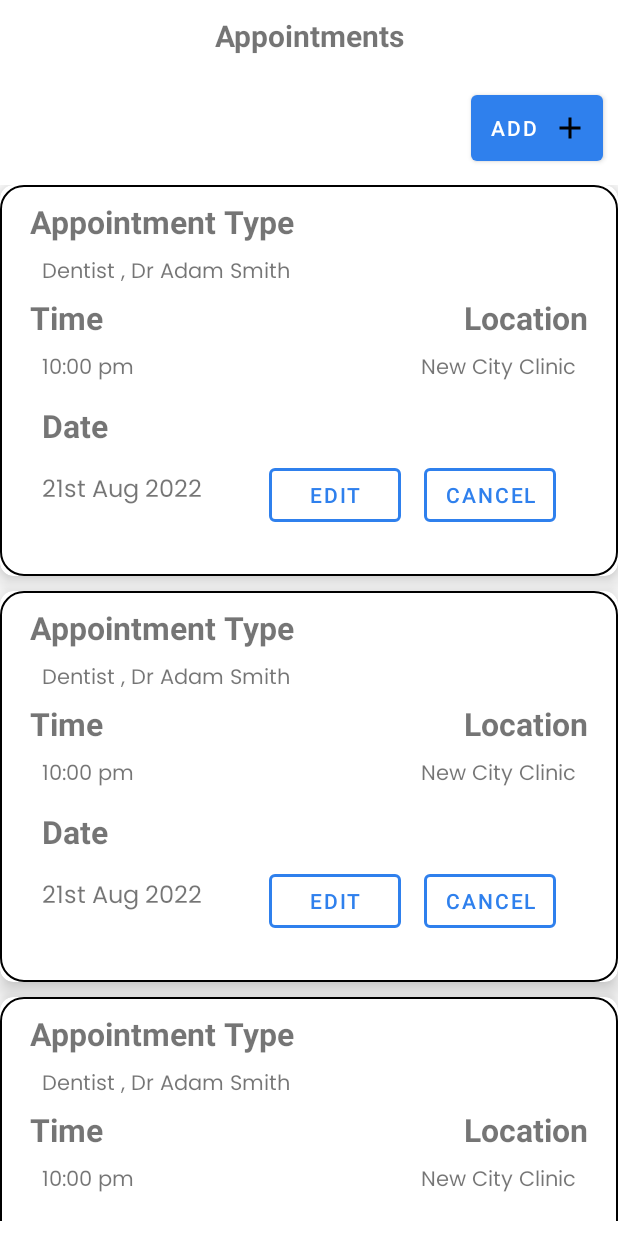
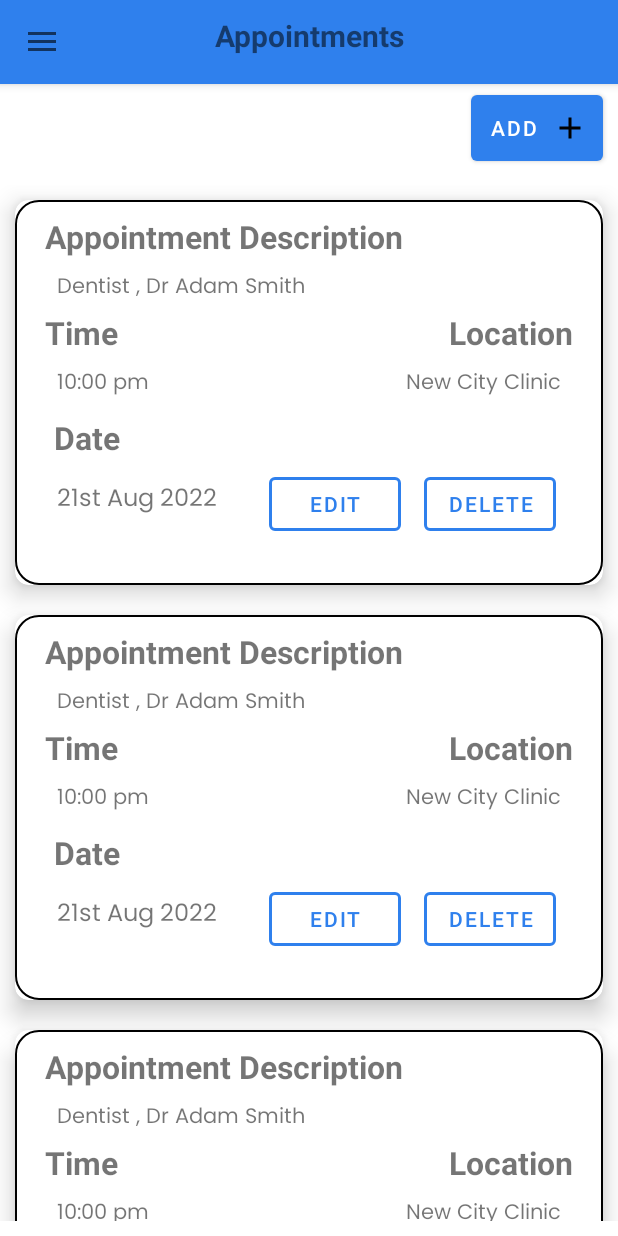
Before and after one commit to Davidson015/HealthAlertApp, an Android app: the AppointmentActivity screen opened directly, with no data from a screen before it, on a phone screen of 412 x 824 dp. Run offline under Robolectric (Android 15) with nearby library versions, the phone set to English and light mode, and no system bars.

Commit message:
Feat(appointment Activity):updated AppointmentActivity designs , added add button functionality

```diff
--- a/app/src/main/java/com/eproject/healthalert/AppointmentActivity.java
+++ b/app/src/main/java/com/eproject/healthalert/AppointmentActivity.java
@@ -1,34 +1,62 @@
 package com.eproject.healthalert;
 
+import androidx.appcompat.app.ActionBarDrawerToggle;
 import androidx.appcompat.app.AppCompatActivity;
+import androidx.appcompat.widget.Toolbar;
 import androidx.cardview.widget.CardView;
+import androidx.drawerlayout.widget.DrawerLayout;
 import androidx.recyclerview.widget.LinearLayoutManager;
 import androidx.recyclerview.widget.RecyclerView;
 
+import android.annotation.SuppressLint;
 import android.content.Intent;
 import android.os.Bundle;
+import android.view.Gravity;
+import android.view.MenuItem;
 import android.widget.Button;
+import android.widget.Toast;
 
 import com.eproject.healthalert.adapter.AppointmentAdapter;
 import com.eproject.healthalert.model.Appointment;
-import com.google.android.material.card.MaterialCardView;
+import com.google.android.material.navigation.NavigationView;
 
 import java.util.ArrayList;
 
 public class AppointmentActivity extends AppCompatActivity {
 
     CardView card;
-    Button addbtn;
     Intent intent;
+    DrawerLayout drawer;
+    ActionBarDrawerToggle actionBarDrawerToggle;
+    Toolbar toolbar;
+    NavigationView navigationView;
+    private long pressedTime;
 
     private RecyclerView appointment_recyclerView;
-
     private ArrayList<Appointment> appointmentArrayList;
 
     @Override
     protected void onCreate(Bundle savedInstanceState) {
         super.onCreate(savedInstanceState);
         setContentView(R.layout.activity_appointment);
+        Button addbtn = findViewById(R.id.add_appointment_btn);
+
+        // Navigation Drawer
+        // Initializing Toolbar and setting it as the actionbar
+        toolbar = findViewById(R.id.toolbar);
+        setSupportActionBar(toolbar);
+        toolbar.setBackgroundColor(getResources().getColor(R.color.blue));
+        getSupportActionBar().setTitle("");
+
+        // Initializing drawer layout and actionbarToggle
+        drawer = findViewById(R.id.drawer_layout);
+        actionBarDrawerToggle = new ActionBarDrawerToggle(this, drawer, toolbar, R.string.nav_open, R.string.nav_close);
+        drawer.addDrawerListener(actionBarDrawerToggle);
+        actionBarDrawerToggle.syncState();
+
+        // Initializing NavigationView
+        navigationView = findViewById(R.id.nav_view);
+        setupDrawerContent(navigationView);
 
 //        Setting Recycler View for Appointment cards
         appointment_recyclerView = findViewById(R.id.recyclerview);
@@ -50,6 +78,73 @@ public class AppointmentActivity extends AppCompatActivity {
         appointment_recyclerView.setAdapter(appointmentAdapter);
 
         // make card checkable
+        addbtn.setOnClickListener(v -> {
+            Intent intent = new Intent(AppointmentActivity.this, AddAppointmentActivity.class);
+            startActivity(intent);
+        });
 
     }
+
+    // Creating the setUpDrawerContent method
+    private void setupDrawerContent(NavigationView navigationView) {
+        navigationView.setNavigationItemSelectedListener(
+                menuItem -> {
+                    selectDrawerItem(menuItem);
+                    return true;
+                });
+    }
+
+    // Creating the selectDrawerItem method to handle navigation item clicks
+    @SuppressLint("NonConstantResourceId")
+    public void selectDrawerItem(MenuItem menuItem) {
+        Intent intent;
+        switch (menuItem.getItemId()) {
+
+            case R.id.appointments:
+                drawer.closeDrawers();
+                break;
+//            case R.id.settings:
+//                intent = new Intent(ScheduleActivity.this, SettingsActivity.class);
+//                startActivity(intent);
+//                finish();
+//                break;
+//            case R.id.health_vitals:
+//                intent = new Intent(ScheduleActivity.this, AboutActivity.class);
+//                startActivity(intent);
+//                finish();
+//                break;
+//            case R.id.medicine:
+//                intent = new Intent(ScheduleActivity.this, AboutActivity.class);
+//                startActivity(intent);
+//                finish();
+//                break;
+//            case R.id.exit_app:
+//                // Confirming if the user wants to exit the app
+//                confirmExit();
+//                break;
+            default:
+                break;
+        }
+
+        menuItem.setChecked(true);
+        setTitle(menuItem.getTitle());
+        drawer.closeDrawers();
+    }
+
+    // Creating the onBackPressed method to handle the back button press
+    @SuppressLint("RtlHardcoded")
+    @Override
+    public void onBackPressed() {
+        if (drawer.isDrawerOpen(Gravity.LEFT)) {
+            drawer.closeDrawer(Gravity.LEFT);
+        } else {
+            if (pressedTime + 2000 > System.currentTimeMillis()) {
+                super.onBackPressed();
+                finishAffinity();
+            } else {
+                Toast.makeText(getBaseContext(), "Press back again to exit", Toast.LENGTH_SHORT).show();
+            }
+            pressedTime = System.currentTimeMillis();
+        }
+    }
 }
--- a/app/src/main/res/layout/activity_appointment.xml
+++ b/app/src/main/res/layout/activity_appointment.xml
@@ -1,19 +1,43 @@
 <?xml version="1.0" encoding="utf-8"?>
-<LinearLayout xmlns:android="http://schemas.android.com/apk/res/android"
+<androidx.drawerlayout.widget.DrawerLayout xmlns:android="http://schemas.android.com/apk/res/android"
+    xmlns:app="http://schemas.android.com/apk/res-auto"
     xmlns:tools="http://schemas.android.com/tools"
+    android:id="@+id/drawer_layout"
     android:layout_width="match_parent"
     android:layout_height="match_parent"
+    android:fitsSystemWindows="true"
+    android:orientation="vertical"
+    tools:context=".MainActivity"
+    tools:openDrawer="start">
+
+    <RelativeLayout
+        android:id="@+id/toolbar_layout"
+        android:layout_width="wrap_content"
+        android:layout_height="wrap_content">
+
+        <include
+            android:id="@+id/bar"
+            layout="@layout/toolbar"
+            android:layout_width="match_parent"
+            android:layout_height="wrap_content" />
+    </RelativeLayout>
+
+    <LinearLayout
+        android:layout_width="match_parent"
+        android:layout_height="match_parent"
+        android:layout_below="@+id/toolbar_layout"
+        android:layout_marginTop="10sp"
         android:orientation="vertical"
         tools:context=".AppointmentActivity">
 
         <TextView
             android:layout_width="match_parent"
             android:layout_height="wrap_content"
-        android:textSize="20sp"
             android:padding="10dp"
             android:text="@string/appointments"
-        android:textStyle="bold"
-        android:textAlignment="center"/>
+            android:textAlignment="center"
+            android:textSize="20sp"
+            android:textStyle="bold" />
 
         <Button
             android:id="@+id/add_appointment_btn"
@@ -34,3 +58,14 @@
             tools:listitem="@layout/appoinment_list_card_view" />
 
     </LinearLayout>
+
+    <com.google.android.material.navigation.NavigationView
+        android:id="@+id/nav_view"
+        android:layout_width="wrap_content"
+        android:layout_height="match_parent"
+        android:layout_gravity="start"
+        android:fitsSystemWindows="true"
+        app:headerLayout="@layout/nav_header"
+        app:menu="@menu/nav_drawer" />
+
+</androidx.drawerlayout.widget.DrawerLayout>
--- a/app/src/main/res/layout/activity_home.xml
+++ b/app/src/main/res/layout/activity_home.xml
@@ -8,8 +8,7 @@
     android:fitsSystemWindows="true"
     android:orientation="vertical"
     tools:openDrawer="start"
-    tools:context=".MainActivity"
-    android:background="@drawable/ic_login_bk">
+    tools:context=".MainActivity">
 
     <include
         layout="@layout/home_content"
--- a/app/src/main/res/layout/appoinment_list_card_view.xml
+++ b/app/src/main/res/layout/appoinment_list_card_view.xml
@@ -9,6 +9,7 @@
     android:checkable="true"
     app:cardCornerRadius="9dp"
     app:cardElevation="10dp"
+    android:layout_margin="10sp"
     android:layout_marginBottom="10dp"
     app:cardForegroundColor="?selectableItemBackground">
 
@@ -24,13 +25,12 @@
             android:layout_width="wrap_content"
             android:layout_height="wrap_content"
             android:text="@string/appointment_type"
-            android:textStyle="bold"
             android:textSize="21sp"
-            />
+            android:textStyle="bold" />
 
         <TextView
             android:id="@+id/appointment_type_val"
-            android:layout_width="wrap_content"
+            android:layout_width="match_parent"
             android:layout_height="wrap_content"
             android:layout_below="@id/appointment_type_txt"
             android:layout_marginBottom="10dp"
@@ -64,11 +64,10 @@
             android:layout_width="wrap_content"
             android:layout_height="wrap_content"
             android:layout_below="@id/time_txt"
+            android:layout_marginBottom="10dp"
             android:fontFamily="@font/poppins"
             android:padding="8dp"
-            android:layout_marginBottom="10dp"
-            android:text="10:00 pm"
-            />
+            android:text="10:00 pm" />
 
         <TextView
             android:id="@+id/loc_val"
@@ -87,8 +86,9 @@
             android:layout_height="wrap_content"
             android:layout_below="@id/time_txt"
             android:layout_marginTop="35dp"
+            android:layout_alignParentStart="true"
             android:textSize="21sp"
-            android:padding="8dp"
+            android:padding="6dp"
             android:textStyle="bold"
             android:text="@string/date" />
 
@@ -133,7 +133,7 @@
                     android:padding="5sp"
                     app:strokeWidth="2dp"
                     app:strokeColor="?android:attr/colorPrimary"
-                    android:text="@string/cancel"
+                    android:text="@string/delete"
                     style="@style/Widget.MaterialComponents.Button.OutlinedButton.Icon" />
             </LinearLayout>
 
--- a/app/src/main/res/values/strings.xml
+++ b/app/src/main/res/values/strings.xml
@@ -43,9 +43,9 @@
     <string name="services_of_health_alert">key services of Health Alert</string>
     <string name="view_all">View All</string>
     <string name="add">Add</string>
-    <string name="appointment_type">Appointment Type</string>
+    <string name="appointment_type">Appointment Description</string>
     <string name="edit_appointment">Edit Appointment</string>
     <string name="edit">Edit</string>
-    <string name="cancel">Cancel</string>
+    <string name="delete">Delete</string>
     <string name="date">Date</string>
 </resources>
```
Also changed, not shown: app/src/main/res/layout/activity_add_appointment.xml (+11 -9 lines). Lines whose indentation alone changed are shown as unchanged.
